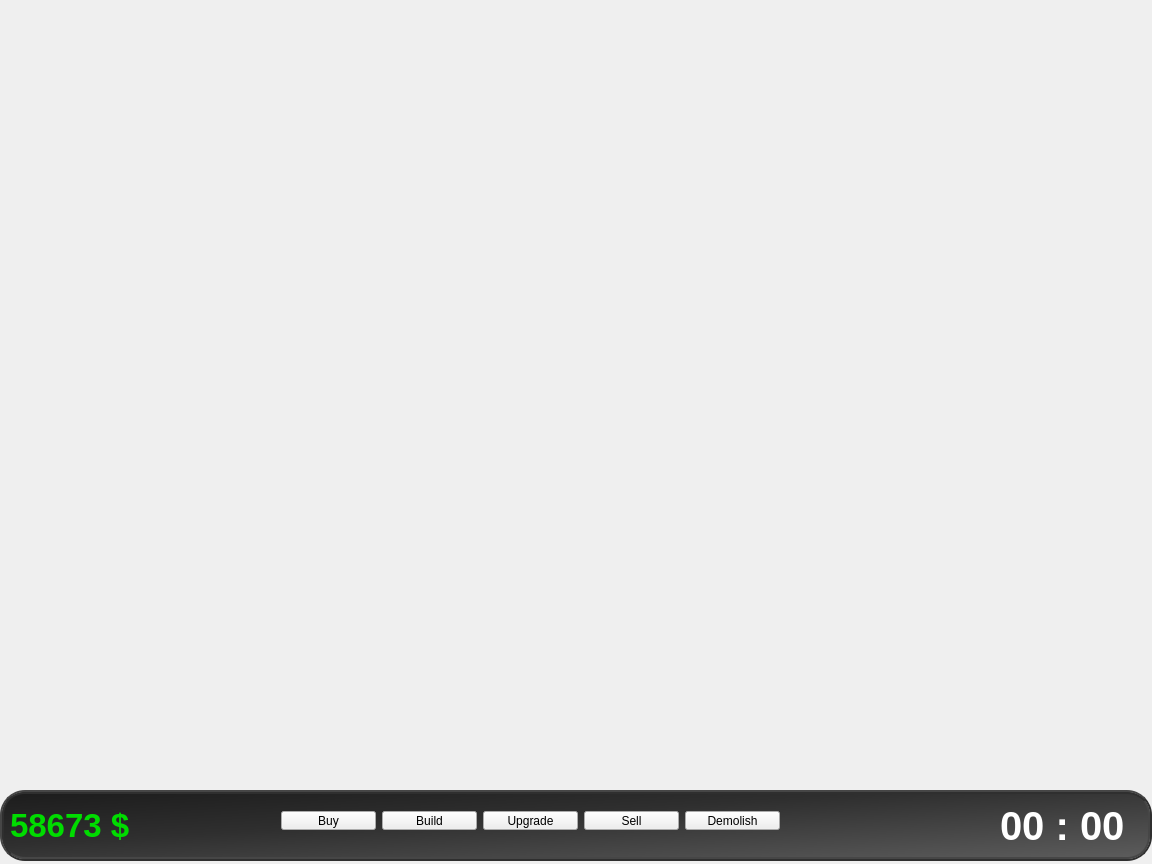
First picture: the form in src/client/gui/ingame.ui, repository HqWisen/CityLord, before the edit.
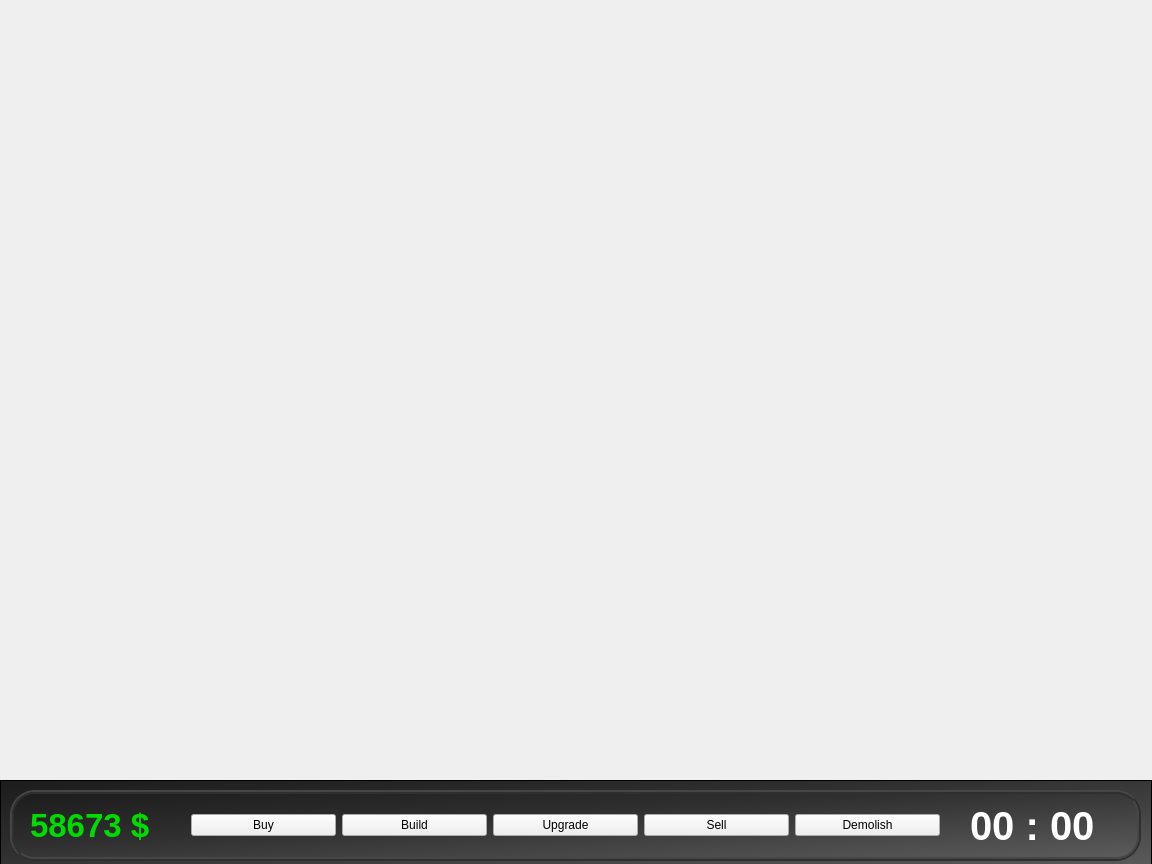
Second picture: the form after the edit. Icons and pictures are not drawn.

Commit message: Design de ingame - Hakim

```diff
--- a/src/client/gui/ingame.ui
+++ b/src/client/gui/ingame.ui
@@ -16,12 +16,30 @@
   <property name="styleSheet">
    <string notr="true"/>
   </property>
-  <widget class="QFrame" name="frame">
+  <widget class="QFrame" name="frame_2">
    <property name="geometry">
     <rect>
      <x>0</x>
-     <y>790</y>
+     <y>780</y>
      <width>1152</width>
+     <height>91</height>
+    </rect>
+   </property>
+   <property name="styleSheet">
+    <string notr="true">QFrame{background-color: qlineargradient(x1:0, y1:0, x2:1, y2:1, stop:0 #1C1C1C, stop: 0.4 #2F2F2F, stop:1 #5D5D5D)}</string>
+   </property>
+   <property name="frameShape">
+    <enum>QFrame::StyledPanel</enum>
+   </property>
+   <property name="frameShadow">
+    <enum>QFrame::Raised</enum>
+   </property>
+   <widget class="QFrame" name="frame">
+    <property name="geometry">
+     <rect>
+      <x>10</x>
+      <y>10</y>
+      <width>1131</width>
      <height>71</height>
     </rect>
    </property>
@@ -37,10 +55,10 @@
    <widget class="QWidget" name="layoutWidget">
     <property name="geometry">
      <rect>
-      <x>270</x>
-      <y>10</y>
-      <width>521</width>
-      <height>41</height>
+       <x>170</x>
+       <y>0</y>
+       <width>771</width>
+       <height>71</height>
      </rect>
     </property>
     <layout class="QHBoxLayout" name="horizontalLayout">
@@ -84,7 +102,7 @@
    <widget class="QLabel" name="moneyLabel">
     <property name="geometry">
      <rect>
-      <x>10</x>
+       <x>20</x>
       <y>10</y>
       <width>191</width>
       <height>51</height>
@@ -98,7 +116,8 @@
      </font>
     </property>
     <property name="styleSheet">
-     <string notr="true">color:rgb(0, 220, 0)</string>
+      <string notr="true">
+QLabel{background:transparent;color:rgb(0, 220, 0)}</string>
     </property>
     <property name="text">
      <string>58673 $</string>
@@ -107,7 +126,7 @@
    <widget class="QLabel" name="timeLabel">
     <property name="geometry">
      <rect>
-      <x>1000</x>
+       <x>960</x>
       <y>10</y>
       <width>151</width>
       <height>51</height>
@@ -121,12 +140,15 @@
      </font>
     </property>
     <property name="styleSheet">
-     <string notr="true">QLabel{color:white}</string>
+      <string notr="true">QLabel{color:white;background:transparent;}</string>
     </property>
     <property name="text">
      <string>00 : 00</string>
     </property>
    </widget>
+   </widget>
+   <zorder>layoutWidget</zorder>
+   <zorder>frame</zorder>
   </widget>
  </widget>
  <layoutdefault spacing="6" margin="11"/>
```
Lines whose indentation alone changed are shown as unchanged.
